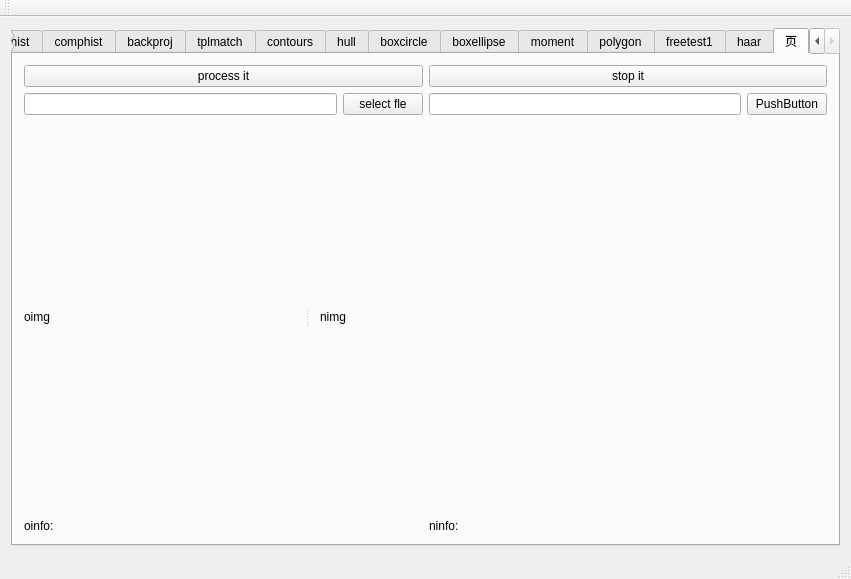
This is uis/mainwindow.ui in kitech/nullimp as Qt 5 draws it before an edit. The edited form follows.
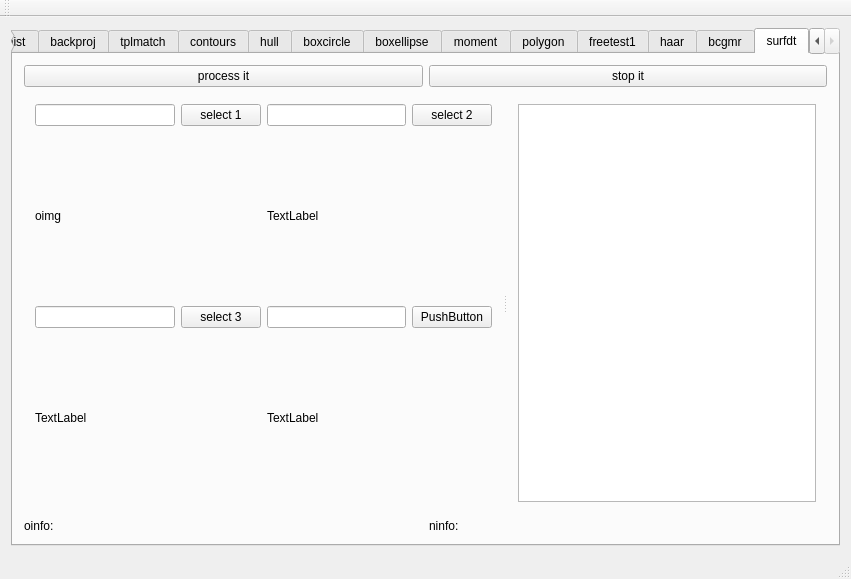
This is the edited form.

Patch:
```diff
--- a/uis/mainwindow.ui
+++ b/uis/mainwindow.ui
@@ -21,7 +21,7 @@
        <enum>QTabWidget::North</enum>
       </property>
       <property name="currentIndex">
-       <number>26</number>
+       <number>27</number>
       </property>
       <widget class="QWidget" name="tab">
        <attribute name="title">
@@ -4280,7 +4280,10 @@
       </widget>
       <widget class="QWidget" name="tab_27">
        <attribute name="title">
-        <string>页</string>
+        <string>bcgmr</string>
+       </attribute>
+       <attribute name="toolTip">
+        <string>&lt;html&gt;&lt;head/&gt;&lt;body&gt;&lt;p&gt;测试graphicsmagick的resize效率&lt;/p&gt;&lt;/body&gt;&lt;/html&gt;</string>
        </attribute>
        <layout class="QVBoxLayout" name="verticalLayout_39">
         <item>
@@ -4414,6 +4417,209 @@
         </item>
        </layout>
       </widget>
+      <widget class="QWidget" name="tab_28">
+       <attribute name="title">
+        <string>surfdt</string>
+       </attribute>
+       <layout class="QVBoxLayout" name="verticalLayout_41">
+        <item>
+         <layout class="QVBoxLayout" name="verticalLayout_40">
+          <item>
+           <layout class="QHBoxLayout" name="horizontalLayout_126">
+            <item>
+             <widget class="QPushButton" name="pushButton_127">
+              <property name="text">
+               <string>process it</string>
+              </property>
+             </widget>
+            </item>
+            <item>
+             <widget class="QPushButton" name="pushButton_128">
+              <property name="text">
+               <string>stop it</string>
+              </property>
+             </widget>
+            </item>
+           </layout>
+          </item>
+          <item>
+           <widget class="QSplitter" name="splitter_9">
+            <property name="sizePolicy">
+             <sizepolicy hsizetype="Expanding" vsizetype="Expanding">
+              <horstretch>0</horstretch>
+              <verstretch>0</verstretch>
+             </sizepolicy>
+            </property>
+            <property name="orientation">
+             <enum>Qt::Horizontal</enum>
+            </property>
+            <widget class="QWidget" name="layoutWidget_3">
+             <layout class="QGridLayout" name="gridLayout_9">
+              <item row="0" column="0">
+               <layout class="QHBoxLayout" name="horizontalLayout_32">
+                <item>
+                 <widget class="QLineEdit" name="lineEdit_17"/>
+                </item>
+                <item>
+                 <widget class="QPushButton" name="pushButton_30">
+                  <property name="text">
+                   <string>select 1</string>
+                  </property>
+                 </widget>
+                </item>
+               </layout>
+              </item>
+              <item row="0" column="1">
+               <layout class="QHBoxLayout" name="horizontalLayout_33">
+                <item>
+                 <widget class="QLineEdit" name="lineEdit_18"/>
+                </item>
+                <item>
+                 <widget class="QPushButton" name="pushButton_31">
+                  <property name="text">
+                   <string>select 2</string>
+                  </property>
+                 </widget>
+                </item>
+               </layout>
+              </item>
+              <item row="1" column="0">
+               <widget class="QLabel" name="label_170">
+                <property name="sizePolicy">
+                 <sizepolicy hsizetype="Preferred" vsizetype="Expanding">
+                  <horstretch>0</horstretch>
+                  <verstretch>0</verstretch>
+                 </sizepolicy>
+                </property>
+                <property name="text">
+                 <string>oimg</string>
+                </property>
+               </widget>
+              </item>
+              <item row="1" column="1">
+               <widget class="QLabel" name="label_44">
+                <property name="sizePolicy">
+                 <sizepolicy hsizetype="Preferred" vsizetype="Expanding">
+                  <horstretch>0</horstretch>
+                  <verstretch>0</verstretch>
+                 </sizepolicy>
+                </property>
+                <property name="text">
+                 <string>TextLabel</string>
+                </property>
+               </widget>
+              </item>
+              <item row="2" column="0">
+               <layout class="QHBoxLayout" name="horizontalLayout_34">
+                <item>
+                 <widget class="QLineEdit" name="lineEdit_19"/>
+                </item>
+                <item>
+                 <widget class="QPushButton" name="pushButton_32">
+                  <property name="text">
+                   <string>select 3</string>
+                  </property>
+                 </widget>
+                </item>
+               </layout>
+              </item>
+              <item row="2" column="1">
+               <layout class="QHBoxLayout" name="horizontalLayout_35">
+                <item>
+                 <widget class="QLineEdit" name="lineEdit_20"/>
+                </item>
+                <item>
+                 <widget class="QPushButton" name="pushButton_33">
+                  <property name="text">
+                   <string>PushButton</string>
+                  </property>
+                 </widget>
+                </item>
+               </layout>
+              </item>
+              <item row="3" column="0">
+               <widget class="QLabel" name="label_45">
+                <property name="sizePolicy">
+                 <sizepolicy hsizetype="Preferred" vsizetype="Expanding">
+                  <horstretch>0</horstretch>
+                  <verstretch>0</verstretch>
+                 </sizepolicy>
+                </property>
+                <property name="text">
+                 <string>TextLabel</string>
+                </property>
+               </widget>
+              </item>
+              <item row="3" column="1">
+               <widget class="QLabel" name="label_46">
+                <property name="sizePolicy">
+                 <sizepolicy hsizetype="Preferred" vsizetype="Expanding">
+                  <horstretch>0</horstretch>
+                  <verstretch>0</verstretch>
+                 </sizepolicy>
+                </property>
+                <property name="text">
+                 <string>TextLabel</string>
+                </property>
+               </widget>
+              </item>
+             </layout>
+            </widget>
+            <widget class="QWidget" name="layoutWidget_32">
+             <layout class="QGridLayout" name="gridLayout_33">
+              <item row="0" column="0">
+               <widget class="QTextEdit" name="textEdit_2"/>
+              </item>
+             </layout>
+            </widget>
+           </widget>
+          </item>
+          <item>
+           <layout class="QHBoxLayout" name="horizontalLayout_125">
+            <item>
+             <widget class="QLabel" name="label_156">
+              <property name="sizePolicy">
+               <sizepolicy hsizetype="Preferred" vsizetype="Minimum">
+                <horstretch>0</horstretch>
+                <verstretch>0</verstretch>
+               </sizepolicy>
+              </property>
+              <property name="maximumSize">
+               <size>
+                <width>16777215</width>
+                <height>32</height>
+               </size>
+              </property>
+              <property name="text">
+               <string>oinfo:</string>
+              </property>
+             </widget>
+            </item>
+            <item>
+             <widget class="QLabel" name="label_169">
+              <property name="sizePolicy">
+               <sizepolicy hsizetype="Preferred" vsizetype="Minimum">
+                <horstretch>0</horstretch>
+                <verstretch>0</verstretch>
+               </sizepolicy>
+              </property>
+              <property name="maximumSize">
+               <size>
+                <width>16777215</width>
+                <height>32</height>
+               </size>
+              </property>
+              <property name="text">
+               <string>ninfo:</string>
+              </property>
+             </widget>
+            </item>
+           </layout>
+          </item>
+         </layout>
+        </item>
+       </layout>
+      </widget>
      </widget>
     </item>
    </layout>
```
Left out of the diff: 2 changed lines with no effect on the pictures.
